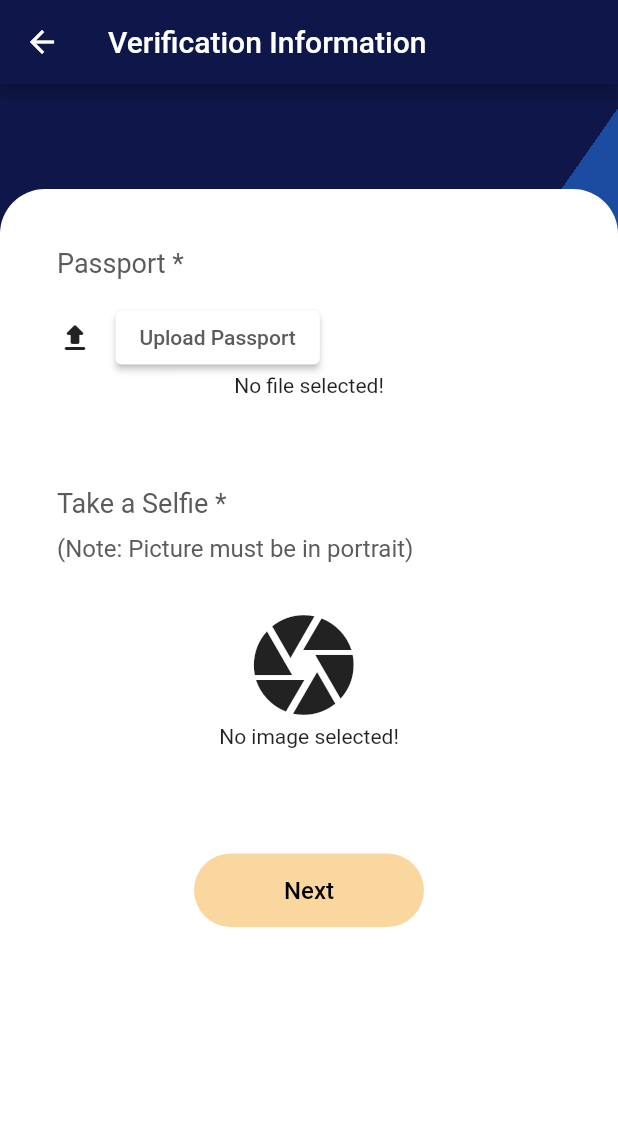
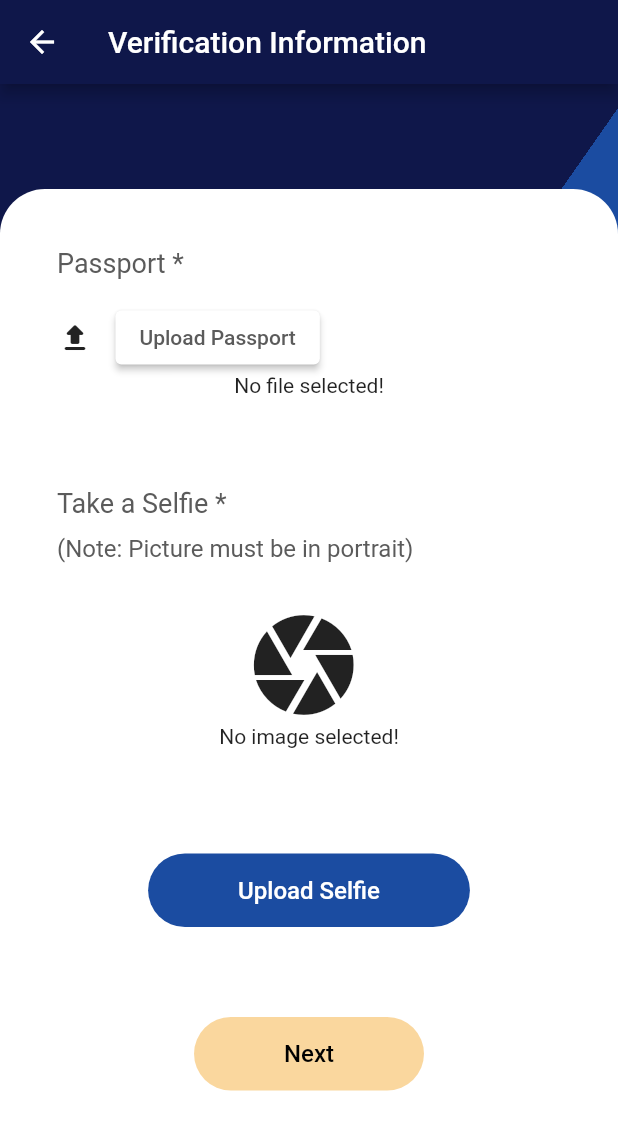
Before and after one commit to Wendy123-4/Cohort2_Seeka_Group4, a Flutter app: the RequestLoanFormThree screen opened directly, on a phone screen of 412 x 824 dp. Shown: the top 1130 px of the screen. Run offline on Flutter 3.47's test engine with Material 2 defaults, Android fonts, the phone set to English and light mode, and no system bars; our stand-ins replace cloud_firestore, file_picker, firebase_auth, firebase_dynamic_links, firebase_storage, flutter_signin_button and 4 more; accounts and stored records are empty.

Commit message:
Upload to firebase command in place

```diff
--- a/lib/pages/RequestLoanForm3.dart
+++ b/lib/pages/RequestLoanForm3.dart
@@ -1,9 +1,11 @@
 import 'dart:io';
+import 'package:firebase_storage/firebase_storage.dart';
 import 'package:flutter/services.dart';
 import 'package:image_picker/image_picker.dart';
 import 'package:firebase_auth/firebase_auth.dart';
 import 'package:flutter/material.dart';
 import 'package:file_picker/file_picker.dart';
+import 'package:path/path.dart';
 import 'package:summative/controllers/Constants.dart';
 
 import 'RequestLoan.dart';
@@ -143,6 +145,7 @@ class _RequestLoanFormThreeState extends State<RequestLoanFormThree> {
         });
   }
 
+
   Widget _decideImageView() {
     if (imageFile == null) {
       return Text("No image selected!");
@@ -159,6 +162,18 @@ class _RequestLoanFormThreeState extends State<RequestLoanFormThree> {
       print(passportFile.path);
       return Text(passportFile.path);
     }
+  }
+
+  // Upload file to Firebase
+  Future uploadImageToFirebase(BuildContext context, PickedFile _imageFile) async {
+    String fileName = basename(_imageFile.path);
+    StorageReference firebaseStorageRef =
+    FirebaseStorage.instance.ref().child('uploads/$fileName');
+    StorageUploadTask uploadTask = firebaseStorageRef.putFile(File(_imageFile.path));
+    StorageTaskSnapshot taskSnapshot = await uploadTask.onComplete;
+    taskSnapshot.ref.getDownloadURL().then(
+          (value) => print("Done: $value"),
+    );
   }
 
   @override
@@ -320,6 +335,30 @@ class _RequestLoanFormThreeState extends State<RequestLoanFormThree> {
                       padding: EdgeInsets.all(20.0),
                       child: RaisedButton(
                         onPressed: () {
+                          uploadImageToFirebase(context, imageFile);
+                        },
+                        child: Text(
+                          'Upload Selfie',
+                          style: TextStyle(
+                            color: Colors.white,
+                            fontSize: 16,
+                          ),
+                        ),
+                        elevation: 0.0,
+                        color: kGradientColor4,
+                        padding: EdgeInsets.fromLTRB(60, 15, 60, 15),
+                        shape: RoundedRectangleBorder(
+                          borderRadius: BorderRadius.circular(30),
+                        ),
+                      ),
+                    ),
+
+                    SizedBox(height: 20),
+
+                    Padding(
+                      padding: EdgeInsets.all(20.0),
+                      child: RaisedButton(
+                        onPressed: () {
                           Navigator.push(context,
                               MaterialPageRoute(builder: (context) {
                             return RequestLoan();
@@ -340,7 +379,7 @@ class _RequestLoanFormThreeState extends State<RequestLoanFormThree> {
                           borderRadius: BorderRadius.circular(30),
                         ),
                       ),
-                    )
+                    ),
                   ],
                 )),
               ],
--- a/pubspec.yaml
+++ b/pubspec.yaml
@@ -42,7 +42,7 @@ dependencies:
   path: ^1.8.0
   image_picker: ^0.7.4
   file_picker: ^1.4.2
-
+  firebase_storage: ^3.0.8
 
 dev_dependencies:
   flutter_test:
```
Also changed, not shown: pubspec.lock.
